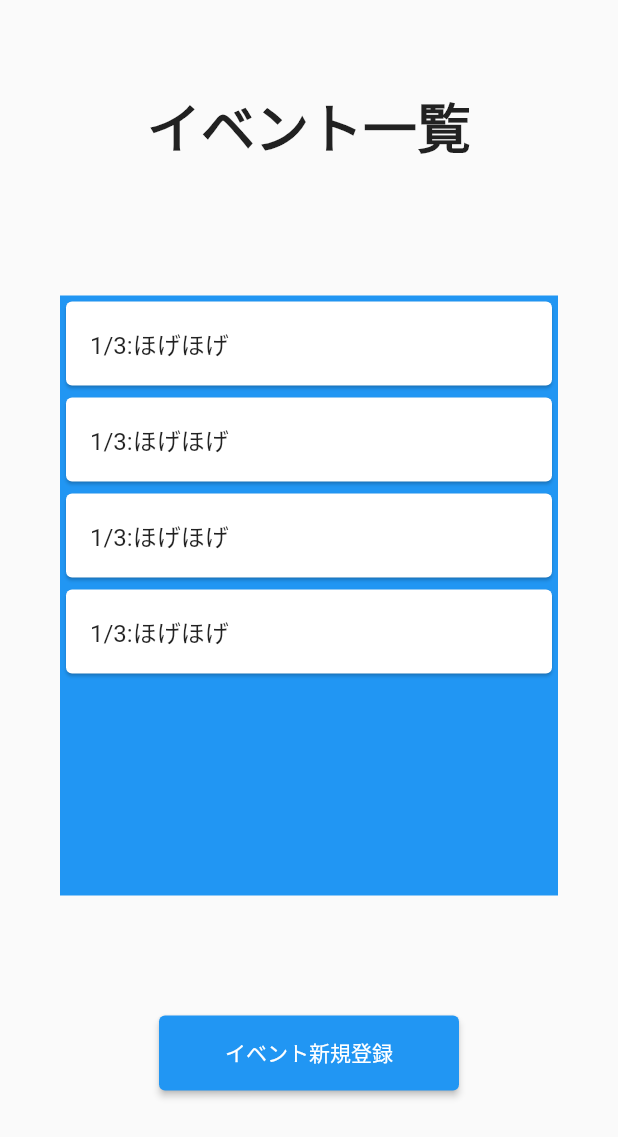
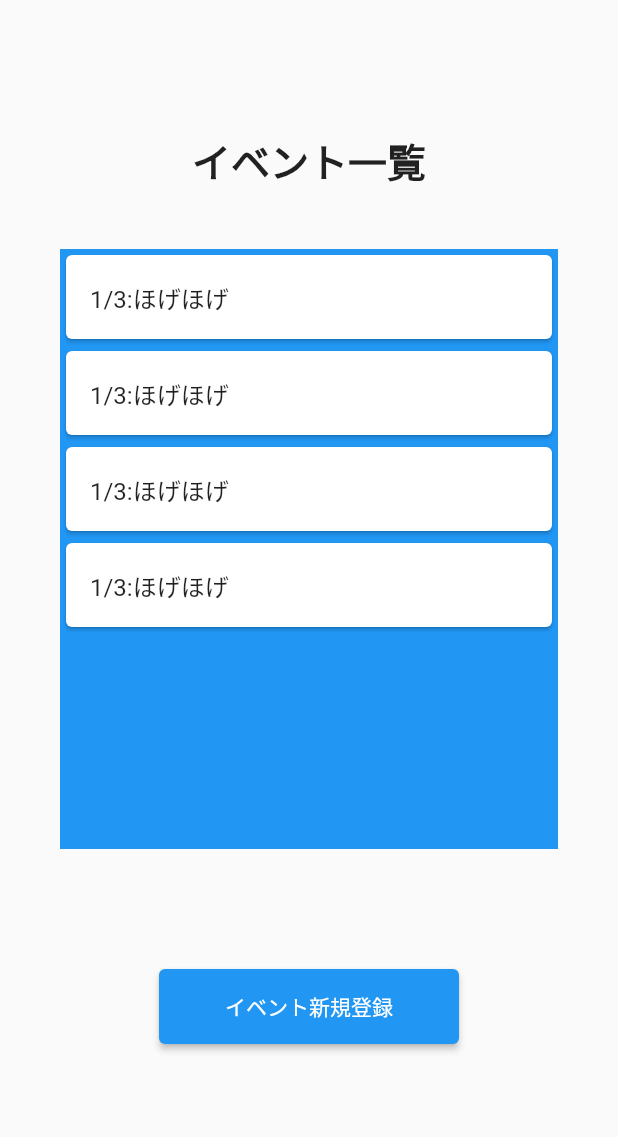
Before and after one commit to jack-app/ideathon-summer-team2, a Flutter app: the HomePage screen opened directly, on a phone screen of 412 x 824 dp. Shown: the top 1137 px of the screen. Run offline on Flutter 3.47's test engine with Material 2 defaults, Android fonts, the phone set to English and light mode, and no system bars.

Commit message:
ホーム画面

```diff
--- a/lib/home.dart
+++ b/lib/home.dart
@@ -11,8 +11,8 @@ class HomePage extends StatelessWidget {
           mainAxisAlignment: MainAxisAlignment.center,
           children: <Widget>[
             Container(
-              height: 100,
-              child:Text('イベント一覧',style: TextStyle(fontWeight: FontWeight.bold,fontSize: 36)),
+
+              child:Text('イベント一覧',style: TextStyle(fontWeight: FontWeight.bold,fontSize: 26)),
 
             ),
             //イベントリスト
```
